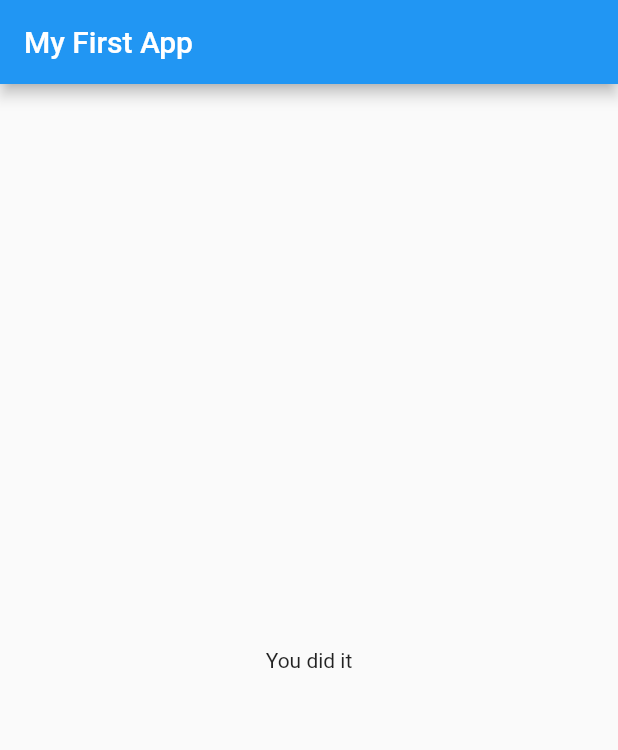
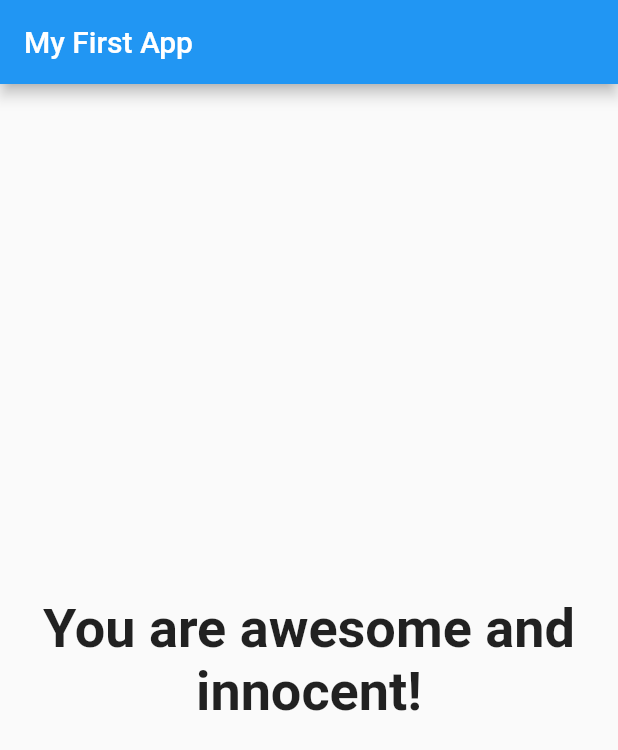
Before and after one commit to sliemansalah/flutter_quiz_app, a Flutter app: the screen it shows after launch, after a tap on "Black", after a tap on "Snake", after a tap on "Max", on a phone screen of 412 x 824 dp. Shown: the top 750 px of the screen. Run offline on Flutter 3.47's test engine with Material 2 defaults, Android fonts, the phone set to English and light mode, and no system bars.

Commit message:
add getter function

```diff
--- a/lib/main.dart
+++ b/lib/main.dart
@@ -12,6 +12,7 @@ class MyApp extends StatefulWidget {
 
 class _MyAppState extends State<MyApp> {
   var _questionIndex = 0;
+  var _totalScore= 0;
   final _questions = const [ // use const questions
       {
         'questionText': 'What\'s your favourite color?',
@@ -51,7 +52,7 @@ class _MyAppState extends State<MyApp> {
               questionIndex: _questionIndex,
               questions: _questions,
             )
-            : Result()
+            : Result(_totalScore)
             ));
   }
 }
--- a/lib/result.dart
+++ b/lib/result.dart
@@ -1,7 +1,30 @@
 import 'package:flutter/material.dart';
 
 class Result extends StatelessWidget {
+  final int resultScore;
+  Result(this.resultScore);
+
+  String get resultPhrase {
+    String resultText;
+    if(resultScore <= 8) {
+      resultText = 'You are awesome and innocent!';
+    } else if (resultScore <= 12 ) {
+      resultText = 'Pretty likeable!';
+    } else if (resultScore <= 16) {
+      resultText = 'You are ... strange?!';
+    } else {
+      resultText = 'You are so bad!';
+    }
+    return resultText;
+  }
+
   Widget build(BuildContext context) {
-    return Center(child: Text('You did it'));
+    return Center(
+      child: Text(
+        resultPhrase,
+        style: TextStyle(fontSize: 36, fontWeight: FontWeight.bold),
+        textAlign: TextAlign.center,
+      ),
+    );
   }
 }
```
